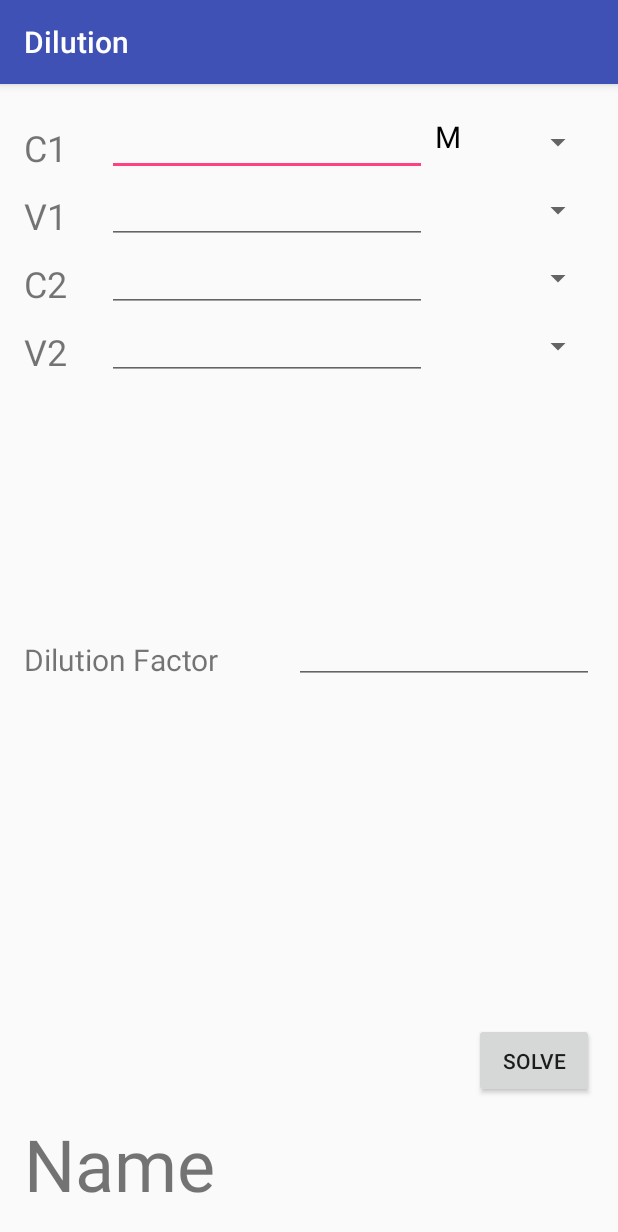
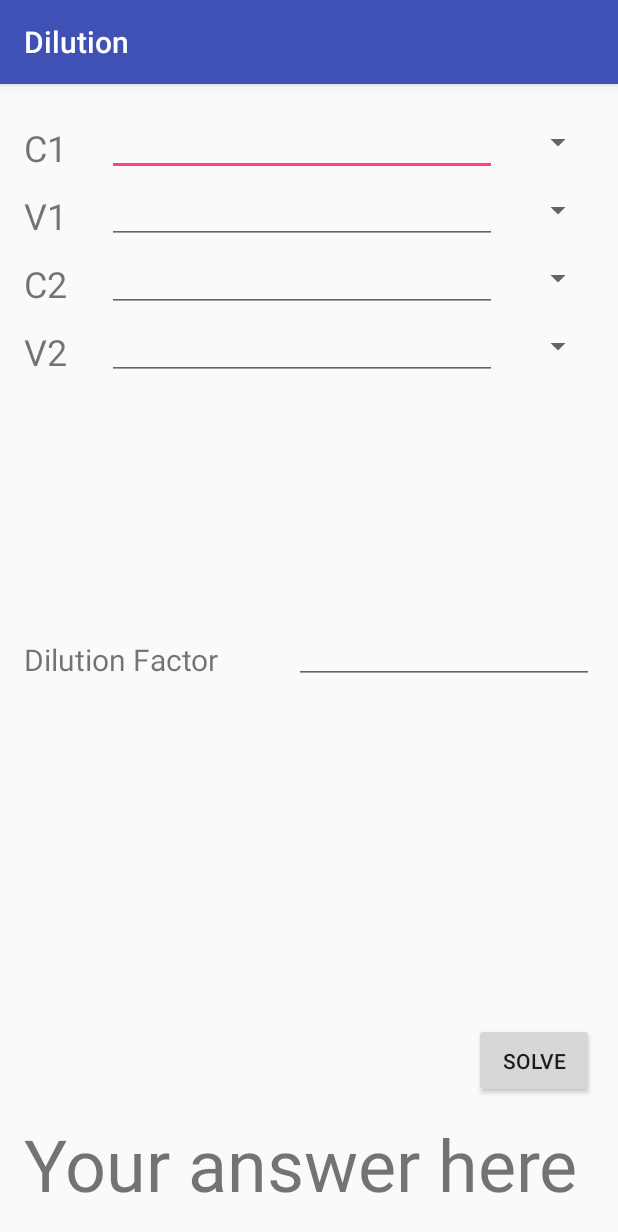
Before and after one commit to amn026/Bergey, an Android app: the screen it shows after launch (MainActivity), on a phone screen of 412 x 824 dp. Shown: the top 1232 px of the screen. Run offline under Robolectric (Android 15) with nearby library versions, the phone set to English and light mode, and no system bars.

Commit message:
Albert more layout fixes

```diff
--- a/Dilution/app/src/main/res/layout/activity_main.xml
+++ b/Dilution/app/src/main/res/layout/activity_main.xml
@@ -23,7 +23,7 @@
         android:layout_alignBottom="@+id/etC1"
         android:layout_alignParentStart="true" />
     <EditText
-        android:layout_width="wrap_content"
+        android:layout_width="260dp"
         android:layout_height="wrap_content"
         android:inputType="numberDecimal"
         android:ems="10"
@@ -36,6 +36,7 @@
         android:layout_height="wrap_content"
         android:layout_width="wrap_content"
         android:id="@+id/spinC1"
+        android:layout_marginLeft="10dp"
         android:layout_alignTop="@+id/etC1"
         android:layout_alignBottom="@+id/etC1"
         android:layout_toRightOf="@+id/etC1" />
@@ -52,7 +53,7 @@
         android:layout_marginTop="10dp"
         android:layout_alignParentStart="true" />
     <EditText
-        android:layout_width="wrap_content"
+        android:layout_width="260dp"
         android:layout_height="wrap_content"
         android:inputType="numberDecimal"
         android:ems="10"
@@ -63,6 +64,7 @@
         android:layout_width="50dp"
         android:layout_height="30dp"
         android:id="@+id/spinV1"
+        android:layout_marginLeft="10dp"
         android:layout_alignTop="@+id/etV1"
         android:layout_alignBottom="@+id/etV1"
         android:layout_toRightOf="@+id/etV1"
@@ -81,7 +83,7 @@
         android:layout_alignBottom="@+id/etC2"
         android:layout_marginTop="10dp" />
     <EditText
-        android:layout_width="wrap_content"
+        android:layout_width="260dp"
         android:layout_height="wrap_content"
         android:inputType="numberDecimal"
         android:ems="10"
@@ -92,6 +94,7 @@
         android:layout_width="50dp"
         android:layout_height="30dp"
         android:id="@+id/spinC2"
+        android:layout_marginLeft="10dp"
         android:layout_alignTop="@+id/etC2"
         android:layout_alignBottom="@+id/etC2"
         android:layout_alignParentRight="true"
@@ -110,7 +113,7 @@
         android:layout_alignParentStart="true"
         android:layout_marginTop="10dp" />
     <EditText
-        android:layout_width="wrap_content"
+        android:layout_width="260dp"
         android:layout_height="wrap_content"
         android:inputType="numberDecimal"
         android:ems="10"
@@ -121,6 +124,7 @@
         android:layout_width="50dp"
         android:layout_height="30dp"
         android:id="@+id/spinV2"
+        android:layout_marginLeft="10dp"
         android:layout_alignTop="@+id/etV2"
         android:layout_alignBottom="@+id/etV2"
         android:layout_alignParentRight="true"
@@ -147,7 +151,7 @@
         android:layout_marginBottom="11dp" />
 
     <TextView
-        android:text="Name"
+        android:text="Your answer here"
         android:layout_width="wrap_content"
         android:layout_height="wrap_content"
         android:textSize="48dp"
```
